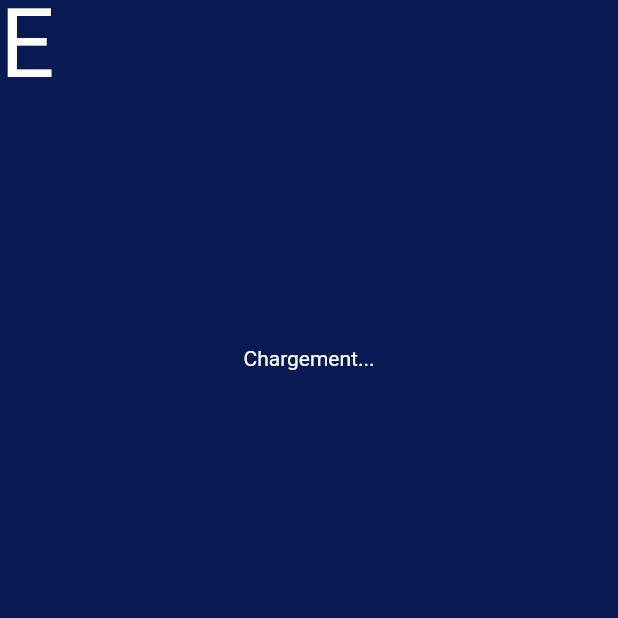
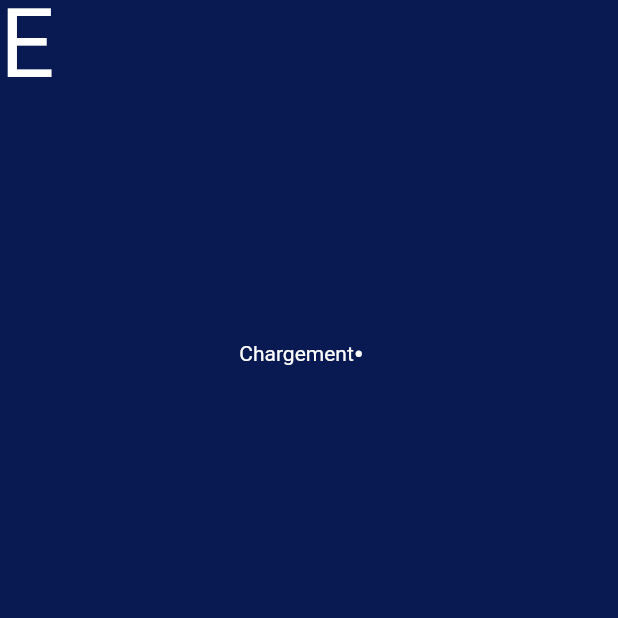
Before and after one commit to AYoungDevs/Gestion_Stock, a Flutter app: the first screen one second after launch, on a phone screen of 412 x 824 dp, the part 618-1236 px from its top. Run offline on Flutter 3.47's test engine with Material 2 defaults, Android fonts, the phone set to English and light mode, and no system bars; our stand-ins replace get.

```diff
--- a/lib/ui/screens/splash/splash.screen.dart
+++ b/lib/ui/screens/splash/splash.screen.dart
@@ -1,4 +1,4 @@
-// ignore_for_file: unused_local_variable, prefer_const_constructors, avoid_unnecessary_containers
+// ignore_for_file: unused_local_variable, prefer_const_constructors, avoid_unnecessary_containers, unused_field
 
 import 'dart:async';
 
@@ -17,16 +17,27 @@ class SplashScreen extends StatefulWidget {
 }
 
 class _SplashScreenState extends State<SplashScreen> {
+  int _dotCount = 1;
+  Timer? _timer;
   @override
   void initState() {
     Timer(
-      Duration(seconds: 3),
+      Duration(seconds: 6),
       () {
         Get.toNamed(Routes.login);
       },
     );
+    super.initState();
+    _startDotsAnimation();
+  }
 
-    super.initState();
+  void _startDotsAnimation() async {
+    while (true) {
+      await Future.delayed(Duration(seconds: 1));
+      setState(() {
+        _dotCount = (_dotCount + 1) % 4;
+      });
+    }
   }
 
   @override
@@ -70,11 +81,28 @@ class _SplashScreenState extends State<SplashScreen> {
                 // left: screenWidth / 2,
                 child: Container(
                   alignment: Alignment.center,
-                  child: Text(
-                    'Chargement...',
-                    style: TextStyle(
-                      color: secondaryColor,
-                    ),
+                  child: Row(
+                    mainAxisAlignment: MainAxisAlignment.center,
+                    children: [
+                      Text(
+                        'Chargement',
+                        style: TextStyle(
+                          color: secondaryColor,
+                        ),
+                      ),
+                      Row(
+                        mainAxisAlignment: MainAxisAlignment.center,
+                        children: List.generate(3, (index) {
+                          return Text(
+                            _dotCount >= index + 1 ? '•' : ' ',
+                            style: TextStyle(
+                              fontSize: 20,
+                              color: secondaryColor,
+                            ),
+                          );
+                        }),
+                      ),
+                    ],
                   ),
                 ),
               ),
```
Also changed, not shown: lib/ui/models/products/products.models.dart (+61 -40 lines), lib/ui/screens/acceuil/acceuil.screen.dart (+21 -23 lines), lib/ui/screens/dashboard/dashboard.screen.dart (+4 -13 lines), lib/ui/widget/cart/cart.widget.dart (+29 -13 lines), assets/images/Darci brique orange.jpeg (added), assets/images/Heineken.jpeg (added), assets/images/Imperial Blue.jpeg (added), assets/images/Pressea Fresh Tropical.jpeg (added), assets/images/Pressea Pomme.jpeg (added), assets/images/Ricard.jpeg (added), assets/images/Vechia romaya.jpeg (added).
